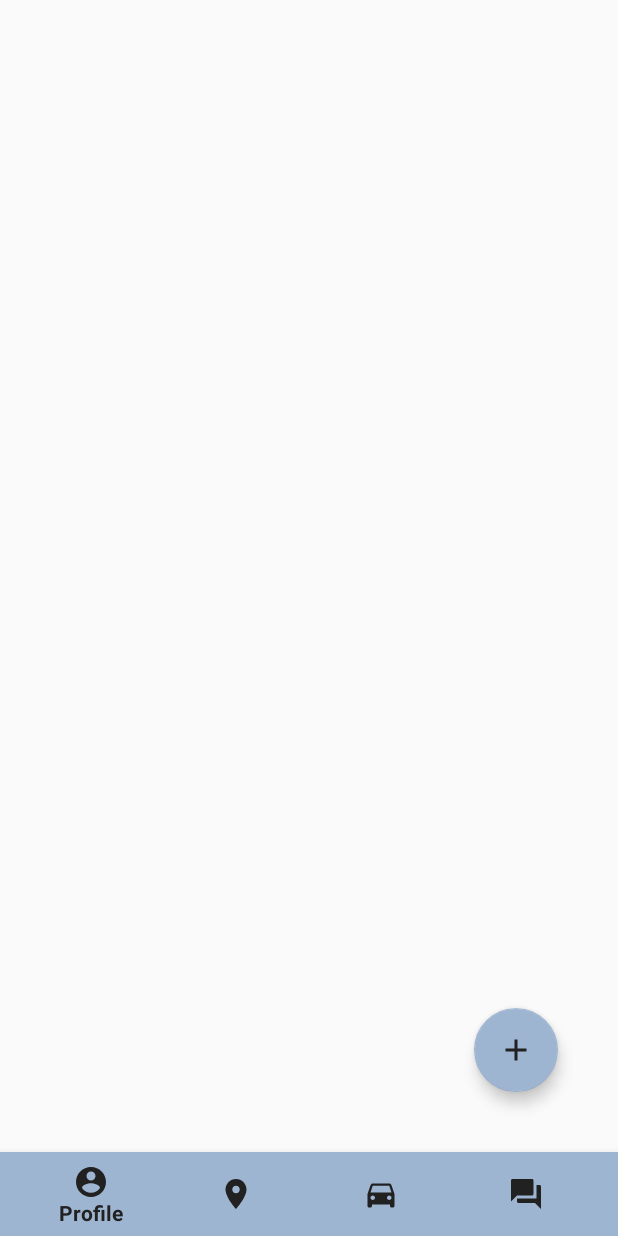
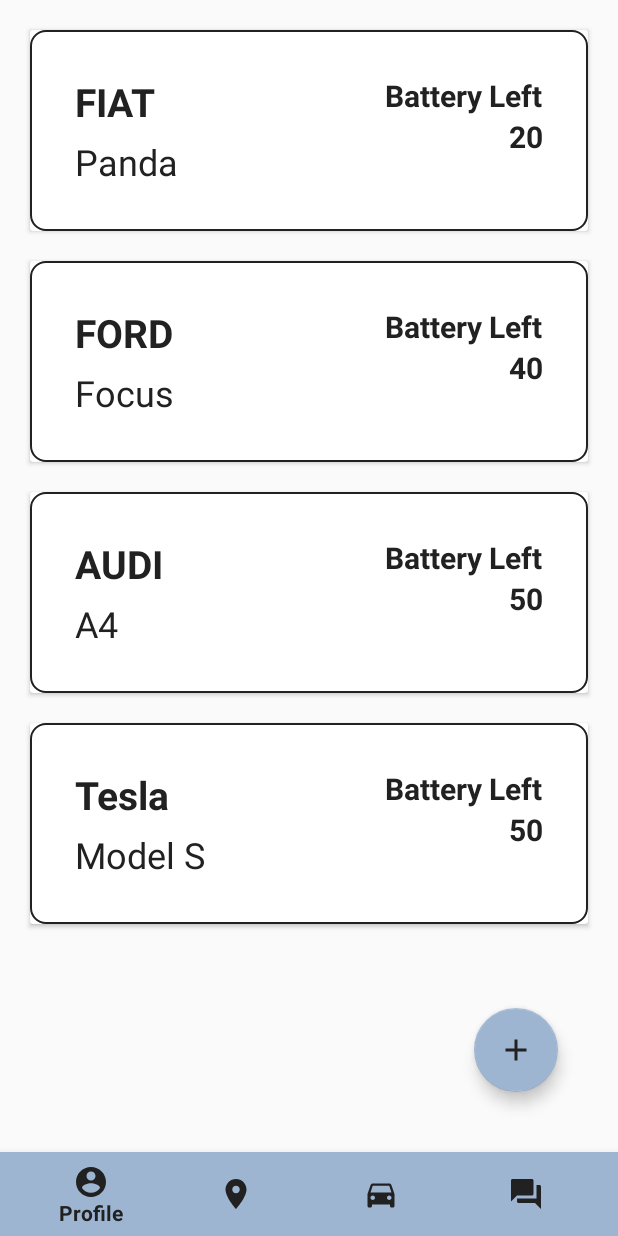
Before and after one commit to CosminCirlea/ElectricTalk, an Android app: the fragment CarsFragment placed in its activity, on a phone screen of 412 x 824 dp. Run offline under Robolectric (Android 15) with nearby library versions, the phone set to English and light mode, and no system bars; network calls fail.

Commit message:
Worked on the car list

```diff
--- a/app/src/main/AndroidManifest.xml
+++ b/app/src/main/AndroidManifest.xml
@@ -15,10 +15,10 @@
         android:theme="@style/AppTheme">
         <activity android:name=".Activities.HomeActivity"></activity>
         <activity android:name=".Activities.EditProfileActivity" />
-        <activity android:name=".Activities.LoginActivity" />
+        <activity android:name=".Activities.SignupActivity" />
         <activity android:name=".Activities.ProfileActivity" />
         <activity android:name=".MainActivity" />
-        <activity android:name=".Activities.SignupActivity">
+        <activity android:name=".Activities.LoginActivity">
             <intent-filter>
                 <action android:name="android.intent.action.MAIN" />
 
--- a/app/src/main/java/com/example/electrictalk/Adapters/CarsAdapter.java
+++ b/app/src/main/java/com/example/electrictalk/Adapters/CarsAdapter.java
@@ -41,7 +41,7 @@ public class CarsAdapter extends RecyclerView.Adapter<CarsAdapter.ViewHolder> {
         String company = myCars.get(position).getCompany();
         String model = myCars.get(position).getModel();
 
-        holder.batteryLeftTv.setText(batteryLeft);
+        holder.batteryLeftTv.setText(""+batteryLeft);
         holder.companyTv.setText(company);
         holder.modelTv.setText(model);
     }
@@ -63,7 +63,7 @@ public class CarsAdapter extends RecyclerView.Adapter<CarsAdapter.ViewHolder> {
         }
 
         private void initializeViews(View itemView) {
-            batteryLeftTv = itemView.findViewById(R.id.tv_batteryLeft);
+            batteryLeftTv = itemView.findViewById(R.id.tv_procent);
             companyTv = itemView.findViewById(R.id.tv_company);
             modelTv = itemView.findViewById(R.id.tv_model);
         }
--- a/app/src/main/java/com/example/electrictalk/Fragments/CarsFragment.java
+++ b/app/src/main/java/com/example/electrictalk/Fragments/CarsFragment.java
@@ -7,7 +7,10 @@ import android.view.View;
 import android.view.ViewGroup;
 
 import androidx.fragment.app.Fragment;
+import androidx.recyclerview.widget.LinearLayoutManager;
+import androidx.recyclerview.widget.RecyclerView;
 
+import com.example.electrictalk.Adapters.CarsAdapter;
 import com.example.electrictalk.Models.CarModel;
 import com.example.electrictalk.R;
 
@@ -16,21 +19,36 @@ import java.util.List;
 
 public class CarsFragment extends Fragment {
 
+    private CarsAdapter carsAdapter;
+    private RecyclerView recyclerView;
     private List<CarModel> carList = new ArrayList<>();
 
     @Override
     public View onCreateView(LayoutInflater inflater, ViewGroup container,
                              Bundle savedInstanceState) {
+        View rootView =  inflater.inflate(R.layout.fragment_cars, container, false);
+        initializeViews(rootView);
+        recyclerView.setLayoutManager(new LinearLayoutManager(getContext(), RecyclerView.VERTICAL, false));
+
         // Inflate the layout for this fragment
-        carList.add(new CarModel("fage","FIAT",20));
-        carList.add(new CarModel("fage","FORD",40));
-        carList.add(new CarModel("fage","AUDI",50));
+        carList.add(new CarModel("Panda", "FIAT", 20));
+        carList.add(new CarModel("Focus", "FORD", 40));
+        carList.add(new CarModel("A4", "AUDI", 50));
+        carList.add(new CarModel("Model S", "Tesla", 50));
 
-        return inflater.inflate(R.layout.fragment_cars, container, false);
+        carsAdapter = new CarsAdapter(carList,getContext());
+        recyclerView.setAdapter(carsAdapter);
+
+        return rootView;
 
     }
 
     public CarsFragment() {
         // Required empty public constructor
     }
+
+    private void initializeViews(View rootView) {
+
+        recyclerView = rootView.findViewById(R.id.rv_listed_cars);
+    }
 }
--- a/app/src/main/res/layout/row_my_cars.xml
+++ b/app/src/main/res/layout/row_my_cars.xml
@@ -1,7 +1,7 @@
 <?xml version="1.0" encoding="utf-8"?>
 <androidx.cardview.widget.CardView xmlns:android="http://schemas.android.com/apk/res/android"
     android:layout_width="match_parent"
-    android:layout_height="match_parent"
+    android:layout_height="wrap_content"
     android:orientation="vertical"
     android:layout_margin="10dp">
 
```
